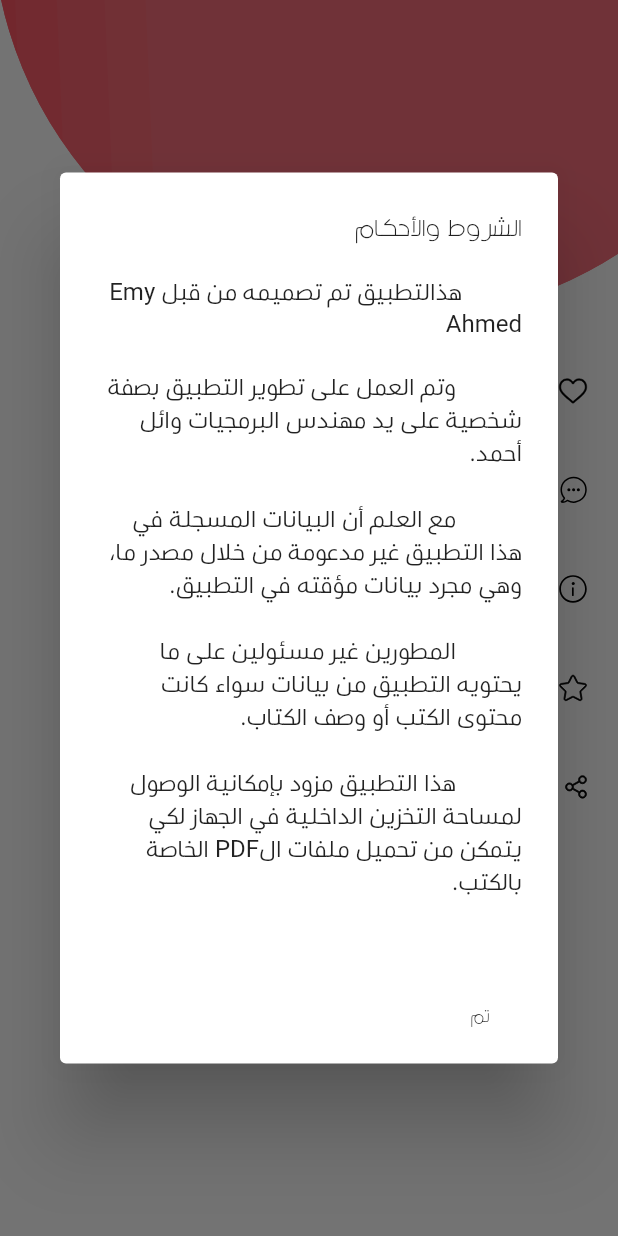
After one commit to Waelahmed99/notebook_ios, a Flutter app: the MorePage screen opened directly, after a tap on "الشروط والأحكام", on a phone screen of 412 x 824 dp. The commit adds this screen. Run offline on Flutter 3.47's test engine with Material 2 defaults, Android fonts, the phone set to English and light mode, and no system bars; our stand-ins replace animate_do, carousel_slider, cloud_firestore, firebase_auth, firebase_storage, flutter_svg and 2 more; missing offline and left inert: flutter_full_pdf_viewer, square_in_app_payments; accounts and stored records are empty.

Commit message:
Finishing MorePage

```diff
--- a/lib/models/enums.dart
+++ b/lib/models/enums.dart
@@ -13,4 +13,5 @@ enum ListMode {
   MostSelling,
   MoreLike,
   All,
+  Liked,
 }
--- a/lib/pages/main_page.dart
+++ b/lib/pages/main_page.dart
@@ -1,6 +1,7 @@
 import 'package:flutter/material.dart';
 import 'package:notebook_provider/constant_values.dart';
 import 'package:notebook_provider/pages/home_page.dart';
+import 'package:notebook_provider/pages/more_page.dart';
 import 'package:notebook_provider/pages/my_books_page.dart';
 import 'package:notebook_provider/pages/search_page.dart';
 import 'package:notebook_provider/widgets/rtl_bottom_bar.dart';
@@ -19,7 +20,7 @@ class _MainPageState extends State<MainPage> {
       HomePage(),
       SearchPage(),
       MyBooksPage(),
-      Container(color: Colors.green),
+      MorePage(),
     ];
     return PageView(
       controller: _controller,
--- /dev/null
+++ b/lib/pages/more_page.dart
@@ -0,0 +1,149 @@
+import 'package:flutter/material.dart';
+import 'package:flutter_svg/flutter_svg.dart';
+import 'package:notebook_provider/models/enums.dart';
+import 'package:notebook_provider/pages/books_list.dart';
+import 'package:share/share.dart';
+import 'package:url_launcher/url_launcher.dart';
+
+class MorePage extends StatelessWidget {
+  @override
+  Widget build(BuildContext context) {
+    return Scaffold(
+      body: SingleChildScrollView(
+        child: Column(
+          children: <Widget>[
+            _buildBackgroundImage(context),
+            SizedBox(height: 30),
+            MenuButton(
+              assetName: 'assets/heart.svg',
+              title: 'مفضلتي',
+              onTap: () => _myFavoriteCallback(context),
+            ),
+            SizedBox(height: 30),
+            MenuButton(
+              assetName: 'assets/chat.svg',
+              title: 'تواصل معنا',
+              onTap: _contactUsCallback,
+            ),
+            SizedBox(height: 30),
+            MenuButton(
+              assetName: 'assets/terms.svg',
+              title: 'الشروط والأحكام',
+              onTap: () => _termsAndConditionsCallback(context),
+            ),
+            SizedBox(height: 30),
+            MenuButton(
+              assetName: 'assets/star.svg',
+              title: 'قيم التطبيق',
+              onTap: _rateApplicationCallback,
+            ),
+            SizedBox(height: 30),
+            MenuButton(
+              assetName: 'assets/share.svg',
+              title: 'شارك التطبيق',
+              onTap: _shareApplicationCallback,
+            ),
+          ],
+        ),
+      ),
+    );
+  }
+
+  Widget _buildBackgroundImage(BuildContext context) {
+    return SafeArea(
+      child: SvgPicture.asset(
+        'assets/profile_background.svg',
+        width: MediaQuery.of(context).size.width,
+      ),
+    );
+  }
+
+  void _myFavoriteCallback(BuildContext context) {
+    Navigator.of(context).push(
+        MaterialPageRoute(builder: (_) => BooksListPage(mode: ListMode.Liked)));
+  }
+
+  void _contactUsCallback() async {
+    String email = 'waelahmed6599@gmail.com';
+    String subject = 'عن تطبيق نوت بوك';
+    // String body = '';
+    var url = 'mailto:$email?subject=$subject';
+    if (await canLaunch(url)) await launch(url);
+  }
+
+  void _termsAndConditionsCallback(BuildContext context) {
+    showDialog(
+      context: context,
+      builder: (context) => AlertDialog(
+        title: Text(
+          'الشروط والأحكام',
+          textDirection: TextDirection.rtl,
+        ),
+        content: SingleChildScrollView(
+          child: Text(
+            '''
+          هذالتطبيق تم تصميمه من قبل Emy Ahmed\n
+           وتم العمل على تطوير التطبيق بصفة شخصية على يد مهندس البرمجيات وائل أحمد.\n
+           مع العلم أن البيانات المسجلة في هذا التطبيق غير مدعومة من خلال مصدر ما، وهي مجرد بيانات مؤقته في التطبيق.\n
+           المطورين غير مسئولين على ما يحتويه التطبيق من بيانات سواء كانت محتوى الكتب أو وصف الكتاب.\n
+           هذا التطبيق مزود بإمكانية الوصول لمساحة التخزين الداخلية في الجهاز لكي يتمكن من تحميل ملفات الPDF الخاصة بالكتب.
+           ''',
+            textDirection: TextDirection.rtl,
+          ),
+        ),
+        actions: <Widget>[
+          FlatButton(
+            child: Text('تم'),
+            onPressed: () => Navigator.of(context).pop(),
+          ),
+        ],
+      ),
+    );
+  }
+
+  void _rateApplicationCallback() async {
+    var url = 'https://play.google.com/store';
+    if (await canLaunch(url)) await launch(url);
+  }
+
+  void _shareApplicationCallback() async {
+    String title = 'قم بتحميل تطبيق نوت بوك الآن من خلال متجر جوجل بلاي';
+    String content =
+        'نوت بوك هو تطبيق يتيح لك إمكانية الإستماع الى الكتب المسموعة وكذلك قراءتها';
+    String link = 'عذراً رابط التطبيق غير متوفر الآن';
+    Share.share(title + '\n' + content + '\n' + link);
+  }
+}
+
+class MenuButton extends StatelessWidget {
+  final String assetName;
+  final String title;
+  final Function onTap;
+  MenuButton({
+    @required this.assetName,
+    @required this.title,
+    @required this.onTap,
+  });
+
+  @override
+  Widget build(BuildContext context) {
+    return InkWell(
+      onTap: onTap,
+      child: Padding(
+        padding: const EdgeInsets.symmetric(vertical: 8.0, horizontal: 20),
+        child: Row(
+          mainAxisAlignment: MainAxisAlignment.end,
+          children: <Widget>[
+            Text(
+              title,
+              textDirection: TextDirection.rtl,
+              style: TextStyle(fontSize: 15),
+            ),
+            SizedBox(width: 50),
+            SvgPicture.asset(assetName),
+          ],
+        ),
+      ),
+    );
+  }
+}
--- a/lib/widgets/book/personal_book_item.dart
+++ b/lib/widgets/book/personal_book_item.dart
@@ -97,7 +97,7 @@ class PersonalBookItem extends StatelessWidget {
 
   Positioned _buildBookImage(String image) {
     return Positioned(
-      child: Image.asset(
+      child: Image.network(
         image,
         height: 90,
         width: 70,
--- a/pubspec.yaml
+++ b/pubspec.yaml
@@ -32,6 +32,7 @@ dependencies:
   square_in_app_payments: ^1.3.0
   flutter_full_pdf_viewer: ^1.0.6
   path_provider: ^1.6.10
+  url_launcher: ^5.4.10
 
   http: ^0.12.1
   firebase_core: ^0.4.4+3
```
Also changed, not shown: lib/pages/books_list.dart (+7 -21 lines), lib/pages/home_page.dart (+18 -1 lines), lib/pages/my_books_page.dart (+14 -16 lines), lib/pages/search_page.dart (+11 -30 lines), lib/providers/firebase_provider.dart (+72 -46 lines), lib/widgets/horizontal_list_preview.dart (+23 -30 lines), pubspec.lock.
